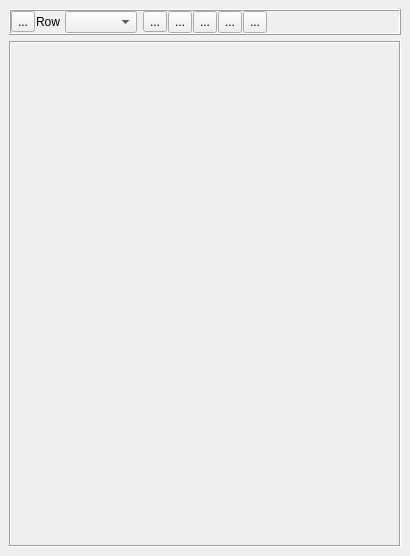
Before: the Qt Designer form timeseriesviewer/ui/mapviewdockV2.ui in jakimowb/eo-time-series-viewer, drawn with Qt 5.
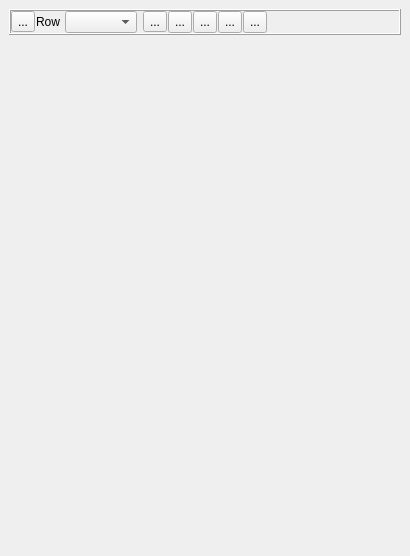
After: the same form once the commit is applied. Icons and pictures are not drawn.

The edit to the form file:
```diff
--- a/timeseriesviewer/ui/mapviewdockV2.ui
+++ b/timeseriesviewer/ui/mapviewdockV2.ui
@@ -241,68 +241,9 @@
      </widget>
     </item>
     <item>
-     <widget class="QScrollArea" name="scrollAreaMapViewSensors">
-      <property name="sizePolicy">
-       <sizepolicy hsizetype="Preferred" vsizetype="Preferred">
-        <horstretch>0</horstretch>
-        <verstretch>2</verstretch>
-       </sizepolicy>
-      </property>
-      <property name="minimumSize">
-       <size>
-        <width>100</width>
-        <height>100</height>
-       </size>
-      </property>
-      <property name="autoFillBackground">
-       <bool>true</bool>
-      </property>
-      <property name="frameShape">
-       <enum>QFrame::Box</enum>
-      </property>
-      <property name="lineWidth">
-       <number>1</number>
-      </property>
-      <property name="verticalScrollBarPolicy">
-       <enum>Qt::ScrollBarAsNeeded</enum>
-      </property>
-      <property name="horizontalScrollBarPolicy">
-       <enum>Qt::ScrollBarAlwaysOff</enum>
-      </property>
-      <property name="sizeAdjustPolicy">
-       <enum>QAbstractScrollArea::AdjustToContents</enum>
-      </property>
-      <property name="widgetResizable">
-       <bool>true</bool>
-      </property>
-      <property name="alignment">
-       <set>Qt::AlignLeading|Qt::AlignLeft|Qt::AlignTop</set>
-      </property>
-      <widget class="QWidget" name="scrollAreaMapViewSensorsContent">
-       <property name="geometry">
-        <rect>
-         <x>0</x>
-         <y>0</y>
-         <width>382</width>
-         <height>460</height>
-        </rect>
-       </property>
-       <property name="sizePolicy">
-        <sizepolicy hsizetype="Minimum" vsizetype="Preferred">
-         <horstretch>0</horstretch>
-         <verstretch>0</verstretch>
-        </sizepolicy>
-       </property>
-       <property name="minimumSize">
-        <size>
-         <width>100</width>
-         <height>100</height>
-        </size>
-       </property>
-       <property name="styleSheet">
-        <string notr="true"/>
-       </property>
-      </widget>
+     <widget class="QStackedWidget" name="stackedWidget">
+      <widget class="QWidget" name="page"/>
+      <widget class="QWidget" name="page_2"/>
      </widget>
     </item>
    </layout>
```
Left out of the diff: 103 changed lines with no effect on the pictures.
